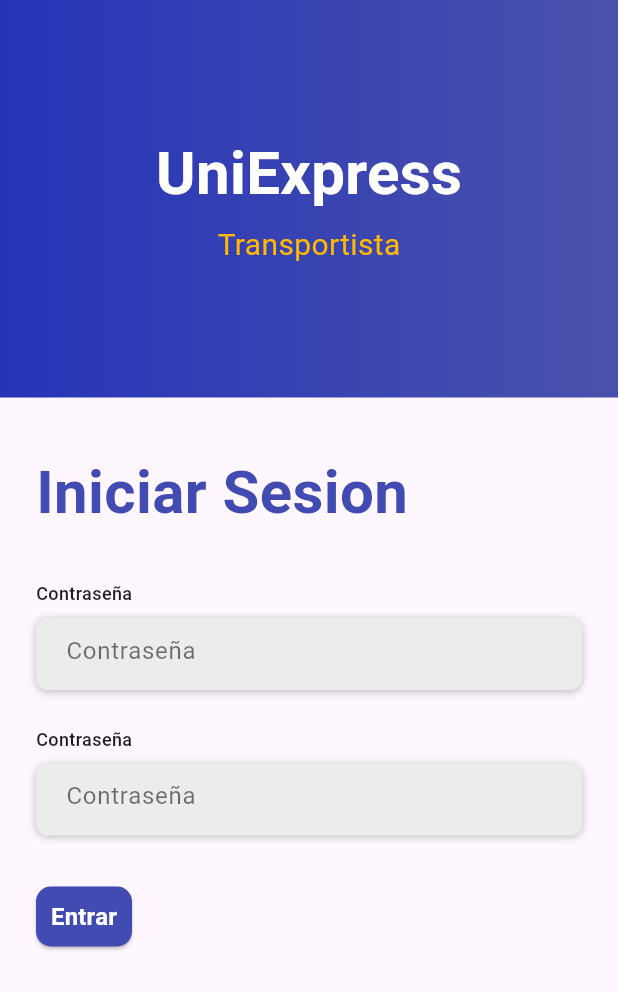
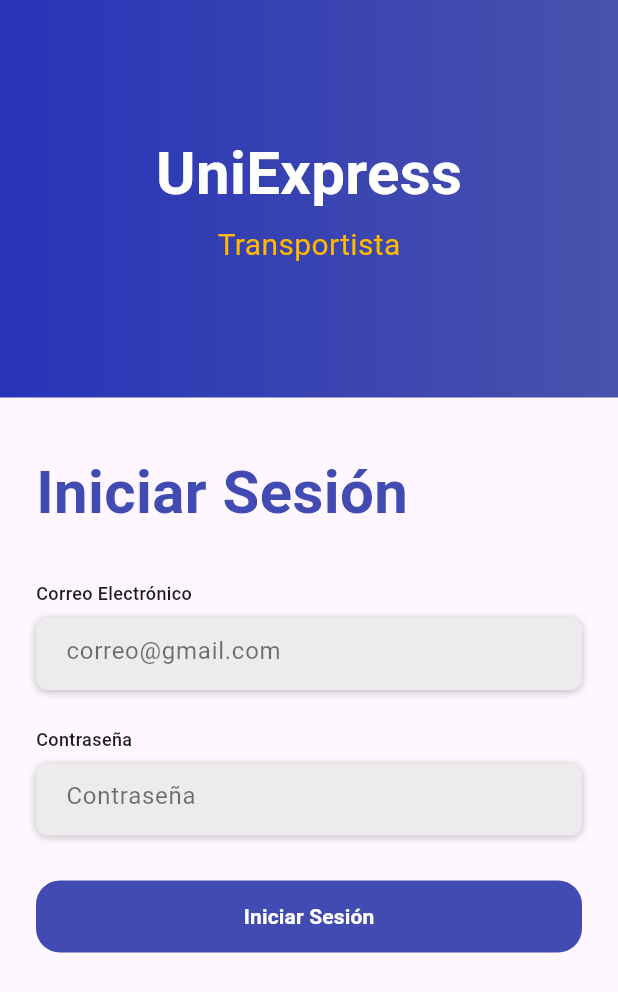
Before and after one commit to Marielsy/uniexpress, a Flutter app: the LoginPage screen opened directly, on a phone screen of 412 x 824 dp. Shown: the top 992 px of the screen. Run offline on Flutter 3.47's test engine with Material 3 defaults, Android fonts, the phone set to English and light mode, and no system bars; our stand-ins replace cloud_firestore, firebase_auth, firebase_core, flutter_map, latlong2; accounts and stored records are empty.

Commit message:
mejoras.yaml

```diff
--- a/lib/login/login_screen.dart
+++ b/lib/login/login_screen.dart
@@ -1,8 +1,8 @@
 import 'package:flutter/material.dart';
-// ignore: depend_on_referenced_packages
 import 'package:firebase_auth/firebase_auth.dart';
 import 'package:cloud_firestore/cloud_firestore.dart';
 import 'package:uniexpress/bus/select_bus_screen.dart';
+import 'package:uniexpress/components/custom_button.dart';
 import 'package:uniexpress/components/header_view.dart';
 import 'package:uniexpress/components/textfield_view.dart';
 
@@ -68,19 +68,21 @@ class _LoginPageState extends State<LoginPage> {
   void _submitForm() async {
     if (_formKey.currentState!.validate()) {
       try {
+        // Verificar si el usuario existe en Firestore
+        QuerySnapshot querySnapshot = await FirebaseFirestore.instance
+            .collection('usuarios')
+            .where('email', isEqualTo: _emailController.text)
+            .get();
+
+        if (querySnapshot.docs.isNotEmpty) {
+          // Usuario encontrado en la colección 'usuarios'
           UserCredential userCredential =
               await FirebaseAuth.instance.signInWithEmailAndPassword(
             email: _emailController.text,
             password: _passwordController.text,
           );
-        await FirebaseFirestore.instance
-            .collection('usuarios')
-            .doc(userCredential.user!.uid)
-            .set({
-          'email': _emailController.text,
-        });
 
-        // ignore: use_build_context_synchronously
+          // Mostrar mensaje de éxito
           ScaffoldMessenger.of(context).showSnackBar(
             const SnackBar(
               content: Text('Login successful!'),
@@ -88,29 +90,33 @@ class _LoginPageState extends State<LoginPage> {
           );
           await Future.delayed(const Duration(seconds: 1));
 
+          // Navegar a la siguiente pantalla
           Navigator.push(
-          // ignore: use_build_context_synchronously
             context,
             MaterialPageRoute(
               builder: (context) => const SelectBusScreen(),
             ),
           );
+        } else {
+          // Mostrar mensaje de usuario no registrado en Firestore
+          _showErrorDialog('Usuario no registrado');
+        }
+      } catch (e) {
+        // Manejar errores de inicio de sesión
+        print('Error de inicio de sesión: $e');
+        _showErrorDialog(
+            'Error al iniciar sesión, valida tu correo y contraseña');
+      }
+    }
+  }
 
-        // Aquí puedes navegar a la siguiente pantalla después del login exitoso
-        // Navigator.pushReplacement(context, MaterialPageRoute(builder: (context) => NextScreen()));
-      } catch (e) {
-        // Manejar errores de inicio de sesión o almacenamiento
-        print('Error de inicio de sesión o almacenamiento: $e');
-
-        // Mostrar mensaje de error al usuario
+  void _showErrorDialog(String message) {
     showDialog(
-          // ignore: use_build_context_synchronously
       context: context,
       builder: (BuildContext context) {
         return AlertDialog(
           title: const Text('Error'),
-              content: const Text(
-                  'Error al iniciar sesion, valida tu correo y contraseña'),
+          content: Text(message),
           actions: <Widget>[
             TextButton(
               child: const Text('OK'),
@@ -122,8 +128,6 @@ class _LoginPageState extends State<LoginPage> {
         );
       },
     );
-      }
-    }
   }
 }
 
@@ -150,7 +154,7 @@ class _ContentView extends StatelessWidget {
           children: [
             const SizedBox(height: 300), // Ajustar el espacio según necesites
             const Text(
-              'Iniciar Sesion',
+              'Iniciar Sesión',
               style: TextStyle(
                 fontSize: 40,
                 fontWeight: FontWeight.w600,
@@ -159,16 +163,15 @@ class _ContentView extends StatelessWidget {
             ),
             const SizedBox(height: 30),
             TextFieldView(
-              title: 'Contraseña',
-              placeholder: 'Contraseña',
-              obscureText: true,
+              title: 'Correo Electrónico',
+              placeholder: 'correo@gmail.com',
               validator: (value) {
                 if (value!.isEmpty) {
-                  return 'Please enter your password';
+                  return 'Por favor, ingresa tu correo electrónico';
                 }
                 return null;
               },
-              controller: null,
+              controller: emailController,
             ),
             const SizedBox(height: 24),
             TextFieldView(
@@ -177,33 +180,16 @@ class _ContentView extends StatelessWidget {
               obscureText: true,
               validator: (value) {
                 if (value!.isEmpty) {
-                  return 'Please enter your password';
+                  return 'Por favor, ingresa tu contraseña';
                 }
                 return null;
               },
-              controller: null,
+              controller: passwordController,
             ),
             const SizedBox(height: 30),
-            ElevatedButton(
-              style: ElevatedButton.styleFrom(
-                foregroundColor: Colors.white,
-                backgroundColor:
-                    Color.fromRGBO(65, 75, 178, 1), // Color del texto del botón
-                padding:
-                    EdgeInsets.symmetric(vertical: 1 - 10), // Padding del botón
-                shape: RoundedRectangleBorder(
-                  borderRadius:
-                      BorderRadius.circular(10), // Radio de borde del botón
-                ),
-              ),
+            CustomButton(
+              title: 'Iniciar Sesión',
               onPressed: onPressed,
-              child: const Text(
-                'Entrar',
-                style: TextStyle(
-                  fontSize: 16,
-                  fontWeight: FontWeight.bold,
-                ),
-              ),
             ),
           ],
         ),
```
Also changed, not shown: lib/main.dart (+3 -4 lines), pubspec.yaml (+6 -6 lines), pubspec.lock. Lines whose indentation alone changed are shown as unchanged.
